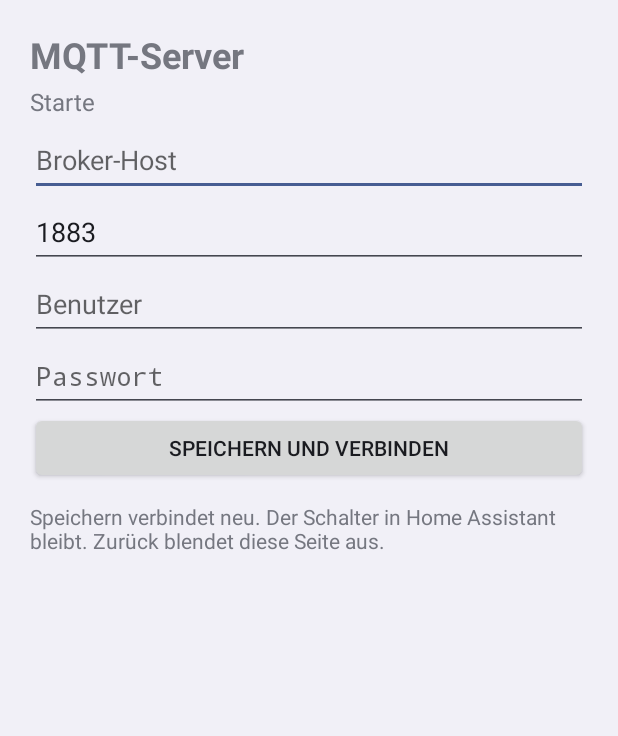
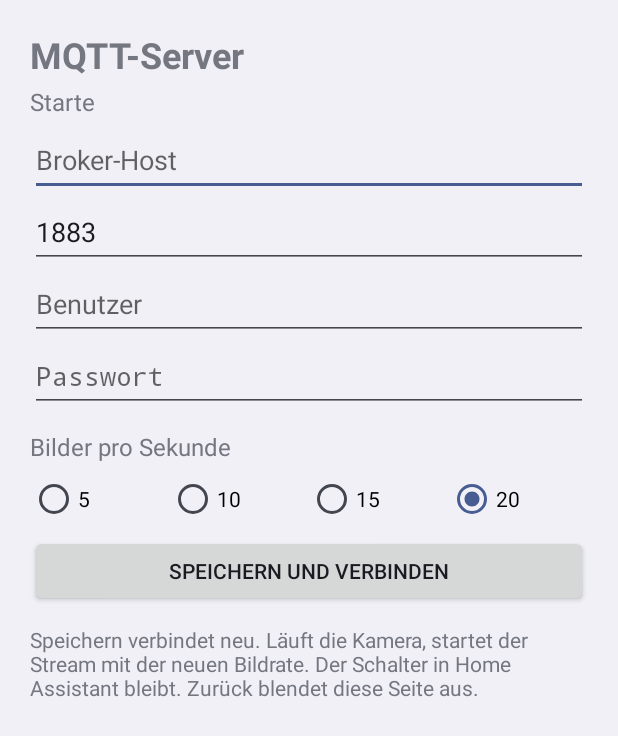
Before and after one commit to m1anuel/wallpanel-cam, an Android app: the SettingsActivity screen opened directly, with no data from a screen before it, on a phone screen of 412 x 824 dp. Shown: the top 736 px of the screen. Run offline under Robolectric (Android 15) with nearby library versions, the phone set to English and light mode, and no system bars; 2 statements that could not run were skipped.

Commit message:
Version 2.0 mit wählbarer Bildrate.
5, 10, 15 oder 20 Bilder pro Sekunde. Die Bitrate bleibt bei etwa 4 Mbit.

```diff
--- a/app/build.gradle
+++ b/app/build.gradle
@@ -10,8 +10,8 @@ android {
         applicationId "de.wallpanel.cam"
         minSdk 26
         targetSdk 33
-        versionCode 1
-        versionName "1.0"
+        versionCode 2
+        versionName "2.0"
     }
 
     buildFeatures {
--- a/app/src/main/java/de/wallpanel/cam/CameraPipe.java
+++ b/app/src/main/java/de/wallpanel/cam/CameraPipe.java
@@ -191,7 +191,7 @@ final class CameraPipe {
         builder.set(CaptureRequest.CONTROL_MODE, CaptureRequest.CONTROL_MODE_AUTO);
         builder.set(CaptureRequest.CONTROL_AE_MODE, CaptureRequest.CONTROL_AE_MODE_ON);
         if (withFps) {
-            builder.set(CaptureRequest.CONTROL_AE_TARGET_FPS_RANGE, new Range<>(20, 20));
+            builder.set(CaptureRequest.CONTROL_AE_TARGET_FPS_RANGE, new Range<>(FramePace.CAMERA_FPS, FramePace.CAMERA_FPS));
         }
         try {
             captureSession.setRepeatingRequest(builder.build(), null, handler);
@@ -199,7 +199,7 @@ final class CameraPipe {
             if (!withFps) {
                 throw e;
             }
-            Log.w(TAG, "AE 20/20 abgelehnt, ohne FPS-Vorgabe");
+            Log.w(TAG, "AE " + FramePace.CAMERA_FPS + " abgelehnt, ohne FPS-Vorgabe");
             repeating(device, captureSession, target, false);
         }
     }
--- a/app/src/main/java/de/wallpanel/cam/Prefs.java
+++ b/app/src/main/java/de/wallpanel/cam/Prefs.java
@@ -3,27 +3,34 @@ package de.wallpanel.cam;
 import android.content.Context;
 import android.content.SharedPreferences;
 
-/** MQTT broker settings. The password is entered on the device and is not stored here. */
+/** MQTT broker and stream frame rate. The password is entered on the device and is not stored here. */
 public final class Prefs {
     private static final String FILE = "cam";
     public static final String DEFAULT_HOST = "";
     public static final int DEFAULT_PORT = 1883;
     public static final String DEFAULT_USER = "";
     public static final String DEFAULT_PASS = "";
+    public static final int DEFAULT_FPS = 20;
 
     private Prefs() {}
+
+    public static int fps(int value) {
+        return value == 5 || value == 10 || value == 15 || value == 20 ? value : DEFAULT_FPS;
+    }
 
     public static final class Config {
         public final String host;
         public final int port;
         public final String user;
         public final String password;
+        public final int fps;
 
-        public Config(String host, int port, String user, String password) {
+        public Config(String host, int port, String user, String password, int fps) {
             this.host = host;
             this.port = port;
             this.user = user;
             this.password = password;
+            this.fps = Prefs.fps(fps);
         }
     }
 
@@ -37,7 +44,8 @@ public final class Prefs {
                 p.getString("host", DEFAULT_HOST),
                 p.getInt("port", DEFAULT_PORT),
                 p.getString("user", DEFAULT_USER),
-                p.getString("pass", DEFAULT_PASS));
+                p.getString("pass", DEFAULT_PASS),
+                p.getInt("fps", DEFAULT_FPS));
     }
 
     public static void save(Context context, Config config) {
@@ -46,6 +54,7 @@ public final class Prefs {
                 .putInt("port", config.port)
                 .putString("user", config.user.trim())
                 .putString("pass", config.password)
+                .putInt("fps", config.fps)
                 .commit();
     }
 }
--- a/app/src/main/java/de/wallpanel/cam/SettingsActivity.java
+++ b/app/src/main/java/de/wallpanel/cam/SettingsActivity.java
@@ -8,6 +8,7 @@ import android.os.Bundle;
 import android.os.IBinder;
 import android.view.View;
 import android.widget.EditText;
+import android.widget.RadioGroup;
 import android.widget.TextView;
 
 /** MQTT broker form. Opened from the camera notification, not from the launcher. */
@@ -16,6 +17,7 @@ public final class SettingsActivity extends Activity {
     private EditText port;
     private EditText user;
     private EditText password;
+    private RadioGroup fps;
     private TextView status;
     private TextView error;
     private CamService service;
@@ -47,6 +49,7 @@ public final class SettingsActivity extends Activity {
         port = findViewById(R.id.port);
         user = findViewById(R.id.user);
         password = findViewById(R.id.password);
+        fps = findViewById(R.id.fps);
         status = findViewById(R.id.status);
         error = findViewById(R.id.error);
         fill(Prefs.load(this));
@@ -75,6 +78,34 @@ public final class SettingsActivity extends Activity {
         port.setText(Integer.toString(config.port));
         user.setText(config.user);
         password.setText(config.password);
+        fps.check(fpsId(config.fps));
+    }
+
+    private static int fpsId(int value) {
+        if (value == 5) {
+            return R.id.fps_5;
+        }
+        if (value == 10) {
+            return R.id.fps_10;
+        }
+        if (value == 15) {
+            return R.id.fps_15;
+        }
+        return R.id.fps_20;
+    }
+
+    private int selectedFps() {
+        int id = fps.getCheckedRadioButtonId();
+        if (id == R.id.fps_5) {
+            return 5;
+        }
+        if (id == R.id.fps_10) {
+            return 10;
+        }
+        if (id == R.id.fps_15) {
+            return 15;
+        }
+        return 20;
     }
 
     private void saveAndReconnect() {
@@ -101,7 +132,8 @@ public final class SettingsActivity extends Activity {
                 hostText,
                 portNumber,
                 user.getText().toString(),
-                password.getText().toString()));
+                password.getText().toString(),
+                selectedFps()));
         Intent serviceIntent = new Intent(this, CamService.class);
         serviceIntent.setAction(CamService.ACTION_RECONNECT);
         startForegroundService(serviceIntent);
--- a/app/src/main/res/layout/activity_settings.xml
+++ b/app/src/main/res/layout/activity_settings.xml
@@ -71,6 +71,52 @@
             android:inputType="textPassword"
             android:minHeight="48dp" />
 
+        <TextView
+            android:layout_width="match_parent"
+            android:layout_height="wrap_content"
+            android:paddingTop="12dp"
+            android:text="@string/hint_fps"
+            android:textSize="16sp" />
+
+        <RadioGroup
+            android:id="@+id/fps"
+            android:layout_width="match_parent"
+            android:layout_height="wrap_content"
+            android:orientation="horizontal">
+
+            <RadioButton
+                android:id="@+id/fps_5"
+                android:layout_width="0dp"
+                android:layout_height="wrap_content"
+                android:layout_weight="1"
+                android:minHeight="48dp"
+                android:text="@string/fps_5" />
+
+            <RadioButton
+                android:id="@+id/fps_10"
+                android:layout_width="0dp"
+                android:layout_height="wrap_content"
+                android:layout_weight="1"
+                android:minHeight="48dp"
+                android:text="@string/fps_10" />
+
+            <RadioButton
+                android:id="@+id/fps_15"
+                android:layout_width="0dp"
+                android:layout_height="wrap_content"
+                android:layout_weight="1"
+                android:minHeight="48dp"
+                android:text="@string/fps_15" />
+
+            <RadioButton
+                android:id="@+id/fps_20"
+                android:layout_width="0dp"
+                android:layout_height="wrap_content"
+                android:layout_weight="1"
+                android:minHeight="48dp"
+                android:text="@string/fps_20" />
+        </RadioGroup>
+
         <Button
             android:id="@+id/save"
             android:layout_width="match_parent"
--- a/app/src/main/res/values/strings.xml
+++ b/app/src/main/res/values/strings.xml
@@ -7,6 +7,11 @@
     <string name="hint_port">Port</string>
     <string name="hint_user">Benutzer</string>
     <string name="hint_password">Passwort</string>
+    <string name="hint_fps">Bilder pro Sekunde</string>
+    <string name="fps_5">5</string>
+    <string name="fps_10">10</string>
+    <string name="fps_15">15</string>
+    <string name="fps_20">20</string>
     <string name="save">Speichern und verbinden</string>
-    <string name="help">Speichern verbindet neu. Der Schalter in Home Assistant bleibt. Zurück blendet diese Seite aus.</string>
+    <string name="help">Speichern verbindet neu. Läuft die Kamera, startet der Stream mit der neuen Bildrate. Der Schalter in Home Assistant bleibt. Zurück blendet diese Seite aus.</string>
 </resources>
```
Also changed, not shown: app/src/main/java/de/wallpanel/cam/AvcEncoder.java (+10 -4 lines), app/src/main/java/de/wallpanel/cam/CamService.java (+19 -5 lines), app/src/main/java/de/wallpanel/cam/FramePace.java (added, +27 -0 lines), app/src/main/java/de/wallpanel/cam/GlFrame.java (+10 -2 lines), app/src/main/java/de/wallpanel/cam/RtspServer.java (+6 -1 lines), 2 other files.
